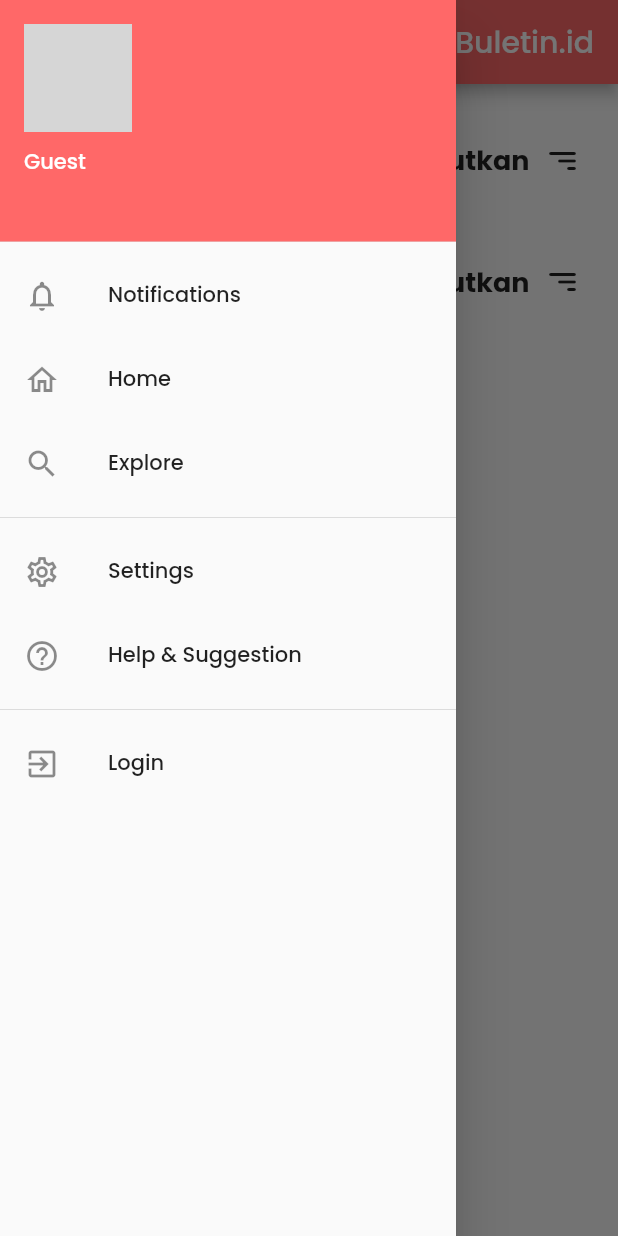
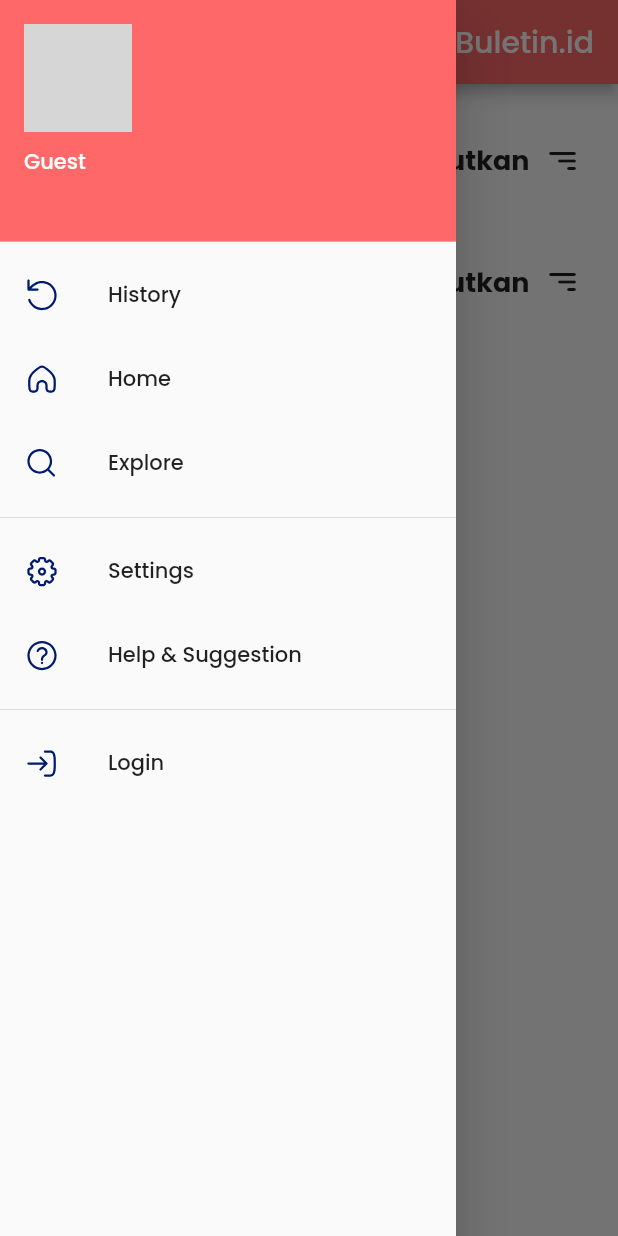
Before and after one commit to juanlouisr/Buletin-Flutter, a Flutter app: the screen it shows after launch, with the side drawer open, on a phone screen of 412 x 824 dp. Run offline on Flutter 3.47's test engine with Material 2 defaults, Android fonts, the phone set to English and light mode, and no system bars; our stand-ins replace chewie, chips_choice_null_safety, device_info_plus, flutter_login, flutter_secure_storage, flutter_svg and 7 more; missing offline and left inert: jwt_decode, radis_rounded_button; accounts and stored records are empty; network calls fail; grey boxes are pictures that could not be loaded.

Commit message:
feat: add custom icons

```diff
--- a/lib/widgets/other/sidebar.dart
+++ b/lib/widgets/other/sidebar.dart
@@ -5,6 +5,7 @@ import 'package:buletin/screens/login_screen.dart';
 import 'package:buletin/screens/profile_screen.dart';
 import 'package:flutter/material.dart';
 import 'package:buletin/api/auth_api.dart';
+import 'package:flutter_svg/flutter_svg.dart';
 import 'package:provider/provider.dart';
 
 class SideNavigationBar extends StatelessWidget {
@@ -62,12 +63,20 @@ class SideNavigationBar extends StatelessWidget {
             ),
           ),
           ListTile(
-            leading: const Icon(Icons.notifications_outlined),
-            title: const Text("Notifications"),
+            leading: SvgPicture.asset(
+              "assets/svg/rotate-left.svg",
+              width: 24,
+              height: 24,
+            ),
+            title: const Text("History"),
             onTap: () {},
           ),
           ListTile(
-            leading: const Icon(Icons.home_outlined),
+            leading: SvgPicture.asset(
+              "assets/svg/home.svg",
+              width: 24,
+              height: 24,
+            ),
             title: const Text("Home"),
             onTap: () {
               Navigator.push(context,
@@ -75,7 +84,11 @@ class SideNavigationBar extends StatelessWidget {
             },
           ),
           ListTile(
-            leading: const Icon(Icons.search_outlined),
+            leading: SvgPicture.asset(
+              "assets/svg/search.svg",
+              width: 24,
+              height: 24,
+            ),
             title: const Text("Explore"),
             onTap: () {
               Navigator.push(context,
@@ -92,19 +105,31 @@ class SideNavigationBar extends StatelessWidget {
           // ),
           const Divider(),
           ListTile(
-            leading: const Icon(Icons.settings_outlined),
+            leading: SvgPicture.asset(
+              "assets/svg/settings.svg",
+              width: 24,
+              height: 24,
+            ),
             title: const Text("Settings"),
             onTap: () {},
           ),
           ListTile(
-            leading: const Icon(Icons.help_outline),
+            leading: SvgPicture.asset(
+              "assets/svg/question-circle.svg",
+              width: 24,
+              height: 24,
+            ),
             title: const Text("Help & Suggestion"),
             onTap: () {},
           ),
           const Divider(),
           if (isLoggedIn) ...[
             ListTile(
-              leading: const Icon(Icons.exit_to_app),
+              leading: SvgPicture.asset(
+                "assets/svg/logout.svg",
+                width: 24,
+                height: 24,
+              ),
               title: const Text("Logout"),
               onTap: () {
                 logout();
@@ -112,7 +137,11 @@ class SideNavigationBar extends StatelessWidget {
             )
           ] else ...[
             ListTile(
-              leading: const Icon(Icons.exit_to_app),
+              leading: SvgPicture.asset(
+                "assets/svg/login.svg",
+                width: 24,
+                height: 24,
+              ),
               title: const Text("Login"),
               onTap: () {
                 Navigator.push(context,
--- a/pubspec.yaml
+++ b/pubspec.yaml
@@ -78,7 +78,7 @@ flutter:
 
   # To add assets to your application, add an assets section, like this:
   assets:
-    - assets/svg/flame.svg
+    - assets/svg/
   #   - images/a_dot_burr.jpeg
   #   - images/a_dot_ham.jpeg
 
```
Also changed, not shown: assets/svg/home.svg (added), assets/svg/login.svg (added), assets/svg/logout.svg (added), assets/svg/question-circle.svg (added), assets/svg/rotate-left.svg (added), assets/svg/search.svg (added), assets/svg/settings.svg (added).
